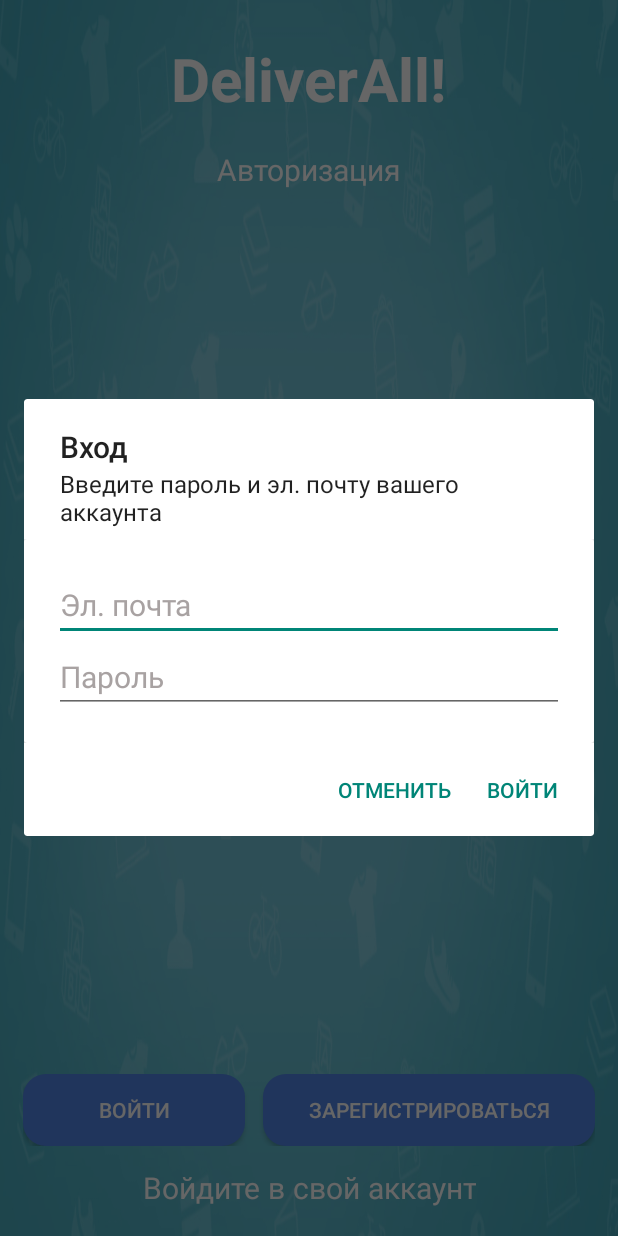
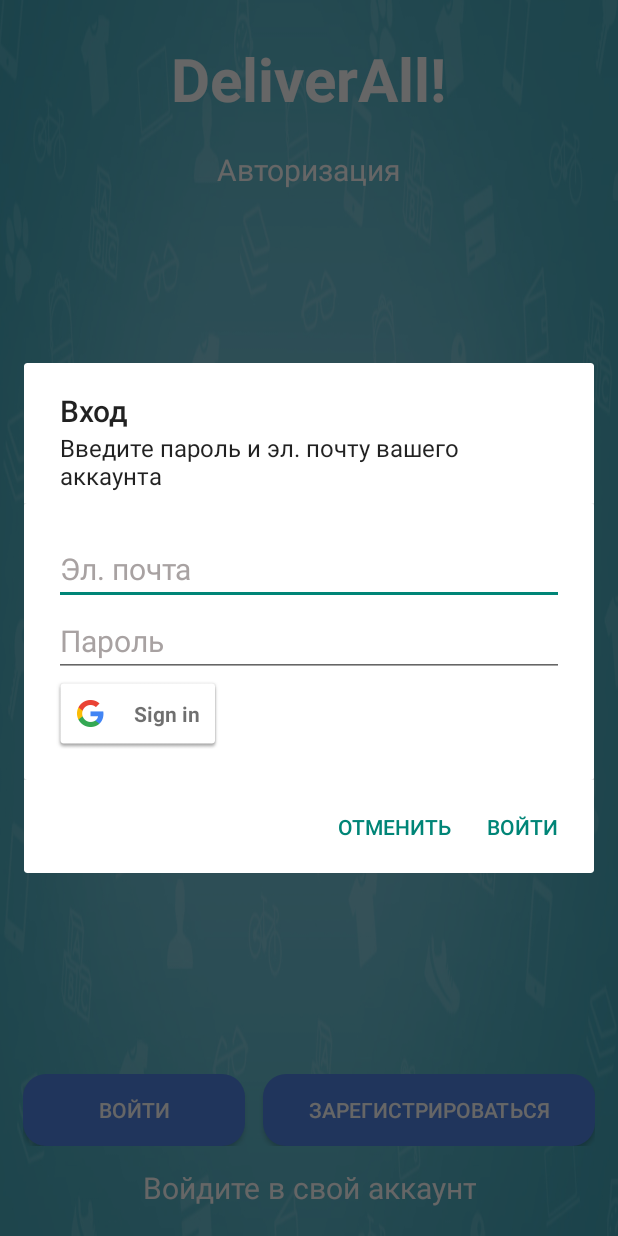
Before and after one commit to ilyushkaaa/CourierApp, an Android app: the screen it shows after launch (MainActivity), after a tap on "ВОЙТИ", on a phone screen of 412 x 824 dp. Run offline under Robolectric (Android 15) with nearby library versions, the phone set to English and light mode, and no system bars; Roboto replaces fonts that are not available here.

Commit message:
Google SignInNotFull

```diff
--- a/app/build.gradle
+++ b/app/build.gradle
@@ -3,6 +3,7 @@ plugins {
 }
 
 android {
+
     namespace 'com.example.deliverallapp'
     compileSdk 33
 
@@ -28,11 +29,14 @@ android {
     }
 }
 
+
 dependencies {
 
     implementation 'androidx.appcompat:appcompat:1.6.1'
     implementation 'com.google.android.material:material:1.8.0'
     implementation 'androidx.constraintlayout:constraintlayout:2.1.4'
+    implementation 'com.google.android.gms:play-services-auth:20.5.0'
+
 
 
     testImplementation 'junit:junit:4.13.2'
--- a/app/src/main/java/com/example/deliverallapp/MainActivity.java
+++ b/app/src/main/java/com/example/deliverallapp/MainActivity.java
@@ -1,5 +1,12 @@
 package com.example.deliverallapp;
 
+import static androidx.constraintlayout.helper.widget.MotionEffect.TAG;
+
+import androidx.activity.result.ActivityResult;
+import androidx.activity.result.ActivityResultCallback;
+import androidx.activity.result.ActivityResultLauncher;
+import androidx.activity.result.contract.ActivityResultContracts;
+import androidx.annotation.NonNull;
 import androidx.appcompat.app.AppCompatActivity;
 
 import android.annotation.SuppressLint;
@@ -10,6 +17,7 @@ import android.content.Intent;
 import android.content.SharedPreferences;
 import android.os.Bundle;
 import android.text.TextUtils;
+import android.util.Log;
 import android.view.LayoutInflater;
 import android.view.View;
 import android.widget.Button;
@@ -19,6 +27,17 @@ import android.widget.RelativeLayout;
 import android.widget.TextView;
 import android.widget.Toast;
 
+import com.google.android.gms.auth.api.Auth;
+import com.google.android.gms.auth.api.signin.GoogleSignIn;
+import com.google.android.gms.auth.api.signin.GoogleSignInAccount;
+import com.google.android.gms.auth.api.signin.GoogleSignInClient;
+import com.google.android.gms.auth.api.signin.GoogleSignInOptions;
+import com.google.android.gms.auth.api.signin.GoogleSignInResult;
+import com.google.android.gms.common.ConnectionResult;
+import com.google.android.gms.common.SignInButton;
+import com.google.android.gms.common.api.ApiException;
+import com.google.android.gms.common.api.GoogleApiClient;
+import com.google.android.gms.tasks.Task;
 import com.google.android.material.snackbar.Snackbar;
 
 import java.io.EOFException;
@@ -38,7 +57,14 @@ import java.io.ObjectOutputStream;
 // !!!регистрация через гугл через апи(возможно недоступно)
 // (сделано)убрать дофига обращений в мэйнактивити и все эти статические переменные закинуть в отдельный класс
 public class MainActivity extends AppCompatActivity {
-    Button btnSignIn, btnRegister;
+    private Button btnSignIn, btnRegister;
+    private String emailGoogle;
+    private EditText email;
+    private View rg_window;
+    private static final int RC_SIGN_IN = 9001;
+    private GoogleSignInClient mGoogleSignInClient;
+    private GoogleApiClient mGoogleApiClient;
+    private ActivityResultLauncher<Intent> signInLauncher;
     RelativeLayout root;
     String pathFile = "courrrrrrrr.bin";
     private Firm firm1;
@@ -127,6 +153,12 @@ public class MainActivity extends AppCompatActivity {
         oos.close();
         fos.close();
     }
+   /* @Override
+    protected void onStart() {
+        GoogleSignInAccount account = GoogleSignIn.getLastSignedInAccount(this);
+        //updateUI(account);
+        super.onStart();
+    }*/
     private void receiveInfo() throws IOException, ClassNotFoundException {
         File file = new File(getFilesDir(), pathFile);
         if(file.length() == 0){
@@ -231,7 +263,46 @@ public class MainActivity extends AppCompatActivity {
 
 
 
+
+
+
     }
+    private void handleSignInResult(GoogleSignInResult result) {
+        if (result.isSuccess()) {
+            GoogleSignInAccount account = result.getSignInAccount();
+            // Получите информацию о пользователе, вошедшем через аккаунт Google
+            emailGoogle = account.getEmail();
+            email.setText(emailGoogle);
+
+
+        } else {
+
+            Toast.makeText(MainActivity.this, "Ошибка входа в Google",
+                    Toast.LENGTH_LONG) .show();
+
+        }
+    }
+
+    private void signIn() {
+        Intent signInIntent = Auth.GoogleSignInApi.getSignInIntent(mGoogleApiClient);
+        startActivityForResult(signInIntent, RC_SIGN_IN);
+    }
+
+    @Override
+    public void onActivityResult(int requestCode, int resultCode, Intent data) {
+        super.onActivityResult(requestCode, resultCode, data);
+
+        if (requestCode == RC_SIGN_IN) {
+            GoogleSignInResult result = Auth.GoogleSignInApi.getSignInResultFromIntent(data);
+            handleSignInResult(result);
+            System.out.println("yyyyyyyyyyyyyyyyyyyyyyyyyyyy");
+        }
+        else{
+            System.out.println("wwwwwwwwwwwwwwwwwwwwwwwwwwww");
+        }
+    }
+
+
     public boolean inCorrectData(EditText pass, EditText email){
         if (TextUtils.isEmpty(pass.getText().toString()) || pass.getText().toString().
                 length() < 8){
@@ -259,14 +330,34 @@ public class MainActivity extends AppCompatActivity {
     }
 
     private void showSignInWindow() {
+        GoogleSignInOptions gso = new GoogleSignInOptions.Builder(GoogleSignInOptions.DEFAULT_SIGN_IN)
+                .requestIdToken(getString(R.string.google_client_id))
+                .requestEmail()
+                .build();
+
+        mGoogleSignInClient = GoogleSignIn.getClient(this, gso);
+
+       /* SignInButton signInButton = rg_window.findViewById(R.id.sign_in_button);
+        signInButton.setSize(SignInButton.SIZE_STANDARD);*/
+
+
+        mGoogleApiClient = new GoogleApiClient.Builder(this)
+                .enableAutoManage(this, connectionResult -> {
+                    // Обработайте событие ошибки подключения
+                })
+                .addApi(Auth.GOOGLE_SIGN_IN_API, gso)
+                .build();
+
+
+
         AlertDialog.Builder dialog = new AlertDialog.Builder(this);
         dialog.setTitle("Вход");
         dialog.setMessage("Введите пароль и эл. почту вашего аккаунта");
         LayoutInflater inflater = LayoutInflater.from(this);
-        View rg_window = inflater.inflate(R.layout.entry_window, null);
+        rg_window = inflater.inflate(R.layout.entry_window, null);
         dialog.setView(rg_window);
 
-        EditText email = rg_window.findViewById(R.id.email_field);
+        email = rg_window.findViewById(R.id.email_field);
         EditText pass = rg_window.findViewById(R.id.pass_field);
 
         dialog.setNegativeButton("Отменить", new DialogInterface.OnClickListener() {
@@ -289,6 +380,19 @@ public class MainActivity extends AppCompatActivity {
             }
         });
         dialog.show();
+
+        SignInButton signInButton = rg_window.findViewById(R.id.sign_in_button);
+        signInButton.setOnClickListener(new View.OnClickListener(){
+            @Override
+            public void onClick(View v){
+                signIn();
+
+            }
+        });
+
+
+
+
     }
 
     private boolean badPassword(EditText pass){
@@ -399,4 +503,5 @@ public class MainActivity extends AppCompatActivity {
         dialog.show();
     }
 
+
 }
--- a/app/src/main/res/layout/entry_window.xml
+++ b/app/src/main/res/layout/entry_window.xml
@@ -18,7 +18,6 @@
             android:layout_height="wrap_content"
             android:hint="Эл. почта"
             android:inputType="textEmailAddress"
-            android:text=""
             android:textColor="@color/black"
             android:textColorHint="@color/color_hint"
             android:textSize="20sp"
@@ -39,6 +38,11 @@
 
 
             />
+        <com.google.android.gms.common.SignInButton
+            android:id="@+id/sign_in_button"
+            android:layout_width="wrap_content"
+            android:layout_height="wrap_content"
+            />
 
 
     </LinearLayout>
--- a/app/src/main/res/values/strings.xml
+++ b/app/src/main/res/values/strings.xml
@@ -5,6 +5,8 @@
     <string name="app_bottom_name">Войдите в свой аккаунт</string>
     <string name="signIn">Войти</string>
     <string name="register">Зарегистрироваться</string>
+    <string name="google_client_id">620819643210-mnia6tc700ad2nbvhgf38gt803cddqgj.apps.googleusercontent.com</string>
+
 
 
 </resources>
```
Also changed, not shown: app/src/main/AndroidManifest.xml (+16 -2 lines).
